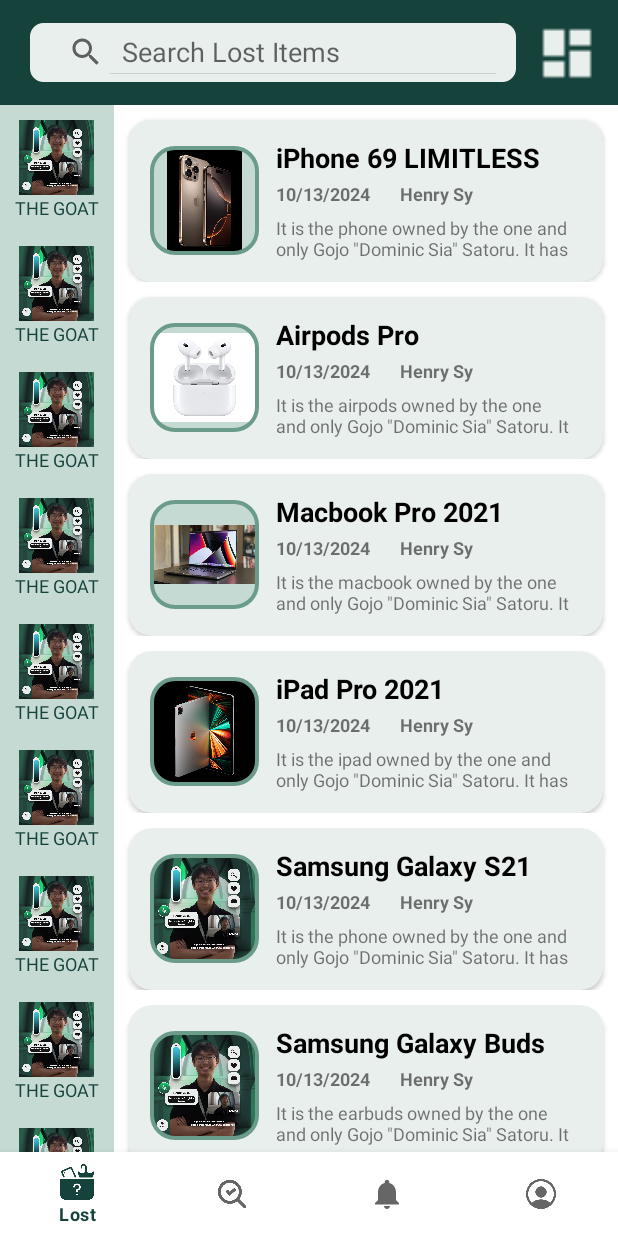
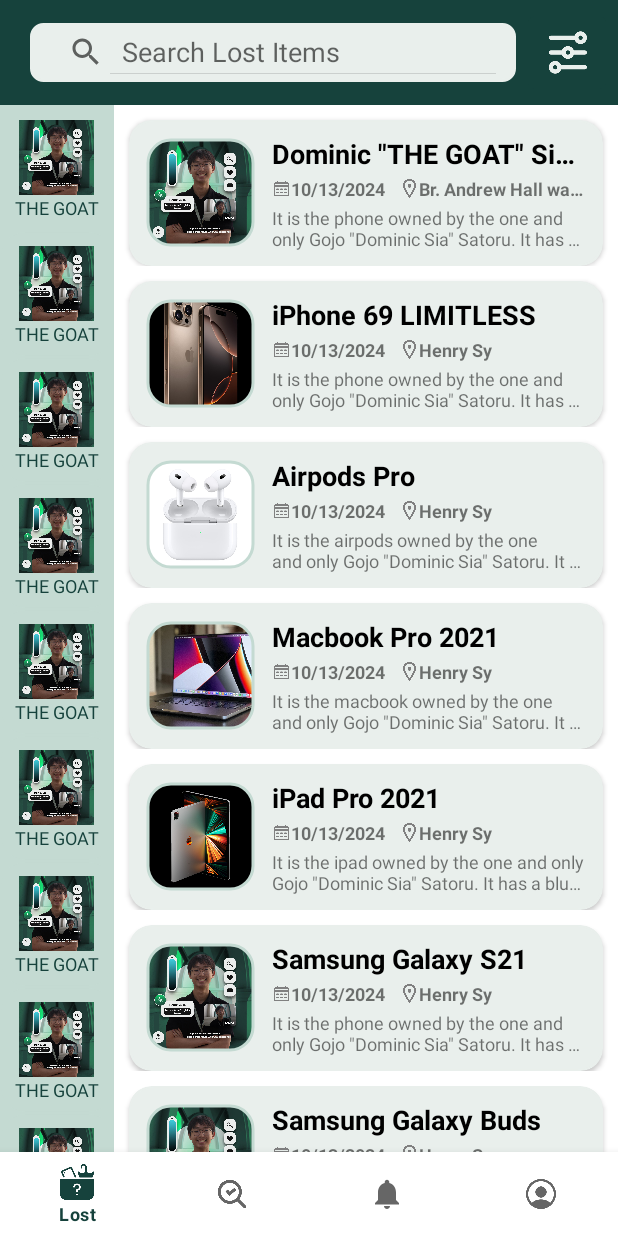
Before and after one commit to TeanConcio/DLSU-Lost-and-Found, an Android app: the screen it shows after launch (MainActivity), on a phone screen of 412 x 824 dp. Run offline under Robolectric (Android 15) with nearby library versions, the phone set to English and light mode, and no system bars; our stand-ins replace navigation-ui.

Commit message:
fix: Applied Dom's suggestions for Lost and Found list items
- change filter button
- zoom image to fit
- adjust boarder color and size of images
- icons for date and location
- change text display if content is too large

```diff
--- a/app/src/main/java/com/mobdeve/S17/MOBPsycho40/DLSULostAndFound/ui/Found/FoundFragment.java
+++ b/app/src/main/java/com/mobdeve/S17/MOBPsycho40/DLSULostAndFound/ui/Found/FoundFragment.java
@@ -15,6 +15,7 @@ import androidx.recyclerview.widget.GridLayoutManager;
 import com.mobdeve.S17.MOBPsycho40.DLSULostAndFound.R;
 import com.mobdeve.S17.MOBPsycho40.DLSULostAndFound.databinding.FragmentFoundBinding;
 import com.mobdeve.S17.MOBPsycho40.DLSULostAndFound.models.FoundItem;
+import com.mobdeve.S17.MOBPsycho40.DLSULostAndFound.models.LostItem;
 
 import java.time.LocalDateTime;
 
@@ -42,6 +43,7 @@ public class FoundFragment extends Fragment {
 
         // RecyclerView Data
         FoundItem[] foundItemList = new FoundItem[]{
+                new FoundItem("Dominic \"THE GOAT\" Sia says that: According to all known laws of aviation, a bee isn't supposed to be able to fly", "Electronics", "It is the phone owned by the one and only Gojo \"Dominic Sia\" Satoru. It has a blue, red, and purple design and contains LIMITLESS (Cursed) Energy", "Manila", "Br. Andrew Hall wants to know your location right here right now", R.drawable.sample_the_goat, LocalDateTime.now()),
                 new FoundItem("iPhone 69 LIMITLESS", "Electronics", "It is the phone owned by the one and only Gojo \"Dominic Sia\" Satoru. It has a blue, red, and purple design and contains LIMITLESS (Cursed) Energy", "Manila", "Henry Sy", R.drawable.sample_iphone16_pro_max, LocalDateTime.now()),
                 new FoundItem("Airpods Pro", "Electronics", "It is the airpods owned by the one and only Gojo \"Dominic Sia\" Satoru. It has a blue, red, and purple design and contains LIMITLESS (Cursed) Energy", "Manila", "Henry Sy", R.drawable.sample_airpods_pro, LocalDateTime.now()),
                 new FoundItem("Macbook Pro 2021", "Electronics", "It is the macbook owned by the one and only Gojo \"Dominic Sia\" Satoru. It has a blue, red, and purple design and contains LIMITLESS (Cursed) Energy", "Manila", "Henry Sy", R.drawable.sample_macbook_pro_2021, LocalDateTime.now()),
--- a/app/src/main/java/com/mobdeve/S17/MOBPsycho40/DLSULostAndFound/ui/Found/FoundItemAdapter.java
+++ b/app/src/main/java/com/mobdeve/S17/MOBPsycho40/DLSULostAndFound/ui/Found/FoundItemAdapter.java
@@ -32,7 +32,7 @@ public class FoundItemAdapter extends RecyclerView.Adapter<FoundItemAdapter.View
     @Override
     public ViewHolder onCreateViewHolder(@NonNull ViewGroup parent, int viewType) {
         LayoutInflater layoutInflater = LayoutInflater.from(parent.getContext());
-        View view = layoutInflater.inflate(R.layout.found_item_list_item,parent,false);
+        View view = layoutInflater.inflate(R.layout.list_item_found_item,parent,false);
         ViewHolder viewHolder = new ViewHolder(view);
         return viewHolder;
     }
--- a/app/src/main/java/com/mobdeve/S17/MOBPsycho40/DLSULostAndFound/ui/Lost/LostFragment.java
+++ b/app/src/main/java/com/mobdeve/S17/MOBPsycho40/DLSULostAndFound/ui/Lost/LostFragment.java
@@ -42,6 +42,7 @@ public class LostFragment extends Fragment {
 
         // RecyclerView Data
         LostItem[] lostItemList = new LostItem[]{
+                new LostItem("Dominic \"THE GOAT\" Sia says that: According to all known laws of aviation, a bee isn't supposed to be able to fly", "Electronics", "It is the phone owned by the one and only Gojo \"Dominic Sia\" Satoru. It has a blue, red, and purple design and contains LIMITLESS (Cursed) Energy", "Manila", "Br. Andrew Hall wants to know your location right here right now", R.drawable.sample_the_goat, LocalDateTime.now()),
                 new LostItem("iPhone 69 LIMITLESS", "Electronics", "It is the phone owned by the one and only Gojo \"Dominic Sia\" Satoru. It has a blue, red, and purple design and contains LIMITLESS (Cursed) Energy", "Manila", "Henry Sy", R.drawable.sample_iphone16_pro_max, LocalDateTime.now()),
                 new LostItem("Airpods Pro", "Electronics", "It is the airpods owned by the one and only Gojo \"Dominic Sia\" Satoru. It has a blue, red, and purple design and contains LIMITLESS (Cursed) Energy", "Manila", "Henry Sy", R.drawable.sample_airpods_pro, LocalDateTime.now()),
                 new LostItem("Macbook Pro 2021", "Electronics", "It is the macbook owned by the one and only Gojo \"Dominic Sia\" Satoru. It has a blue, red, and purple design and contains LIMITLESS (Cursed) Energy", "Manila", "Henry Sy", R.drawable.sample_macbook_pro_2021, LocalDateTime.now()),
--- a/app/src/main/java/com/mobdeve/S17/MOBPsycho40/DLSULostAndFound/ui/Lost/LostItemAdapter.java
+++ b/app/src/main/java/com/mobdeve/S17/MOBPsycho40/DLSULostAndFound/ui/Lost/LostItemAdapter.java
@@ -7,7 +7,6 @@ import android.view.View;
 import android.view.ViewGroup;
 import android.widget.ImageView;
 import android.widget.TextView;
-import android.widget.Toast;
 
 import androidx.annotation.NonNull;
 import androidx.fragment.app.FragmentActivity;
@@ -33,7 +32,7 @@ public class LostItemAdapter extends RecyclerView.Adapter<LostItemAdapter.ViewHo
     @Override
     public ViewHolder onCreateViewHolder(@NonNull ViewGroup parent, int viewType) {
         LayoutInflater layoutInflater = LayoutInflater.from(parent.getContext());
-        View view = layoutInflater.inflate(R.layout.lost_item_list_item,parent,false);
+        View view = layoutInflater.inflate(R.layout.list_item_lost_item,parent,false);
         ViewHolder viewHolder = new ViewHolder(view);
         return viewHolder;
     }
--- a/app/src/main/res/layout/fragment_found.xml
+++ b/app/src/main/res/layout/fragment_found.xml
@@ -45,9 +45,10 @@
             android:layout_marginEnd="15dp"
             android:layout_marginBottom="15dp"
             android:backgroundTint="@color/green_700"
+            android:scaleType="centerCrop"
             android:scaleX="1.75"
             android:scaleY="1.75"
-            android:src="@drawable/ic_dashboard_black_24dp"
+            android:src="@drawable/ic_filter"
             app:tint="@color/default_white" />
 
     </LinearLayout>
--- a/app/src/main/res/layout/fragment_lost.xml
+++ b/app/src/main/res/layout/fragment_lost.xml
@@ -38,16 +38,17 @@
         </SearchView>
 
         <ImageButton
-            android:id="@+id/lostFilterButton"
+            android:id="@+id/foundFilterButton"
             android:layout_width="37.5dp"
             android:layout_height="match_parent"
             android:layout_marginTop="15dp"
             android:layout_marginEnd="15dp"
             android:layout_marginBottom="15dp"
             android:backgroundTint="@color/green_700"
+            android:scaleType="centerCrop"
             android:scaleX="1.75"
             android:scaleY="1.75"
-            android:src="@drawable/ic_dashboard_black_24dp"
+            android:src="@drawable/ic_filter"
             app:tint="@color/default_white" />
 
     </LinearLayout>
--- /dev/null
+++ b/app/src/main/res/layout/list_item_lost_item.xml
@@ -0,0 +1,145 @@
+<?xml version="1.0" encoding="utf-8"?>
+<LinearLayout xmlns:android="http://schemas.android.com/apk/res/android"
+    xmlns:app="http://schemas.android.com/apk/res-auto"
+    xmlns:tools="http://schemas.android.com/tools"
+    android:layout_width="match_parent"
+    android:layout_height="wrap_content"
+    android:orientation="vertical">
+
+    <androidx.cardview.widget.CardView
+        android:layout_width="match_parent"
+        android:layout_height="match_parent"
+        android:layout_marginStart="10dp"
+        android:layout_marginTop="10dp"
+        android:layout_marginEnd="10dp"
+        app:cardBackgroundColor="@color/default_white"
+        app:cardCornerRadius="15dp">
+
+        <LinearLayout
+            android:layout_width="match_parent"
+            android:layout_height="match_parent"
+            android:background="@drawable/bg_ripple_default_white"
+            android:gravity="center|center_horizontal|center_vertical"
+            android:orientation="horizontal"
+            android:padding="10dp">
+
+            <com.google.android.material.imageview.ShapeableImageView
+                android:id="@+id/lostItemImage"
+                android:layout_width="75dp"
+                android:layout_height="75dp"
+                android:background="@color/green_200"
+                android:padding="2.5dp"
+                android:scaleType="centerCrop"
+                app:shapeAppearanceOverlay="@style/RoundedSquare"
+                app:srcCompat="@drawable/sample_macbook_pro_2021"
+                app:strokeColor="@color/green_200"
+                app:strokeWidth="2dp" />
+
+            <LinearLayout
+                android:layout_width="match_parent"
+                android:layout_height="wrap_content"
+                android:layout_marginStart="10dp"
+                android:layout_weight="1"
+                android:gravity="center|top"
+                android:orientation="vertical">
+
+                <TextView
+                    android:id="@+id/lostItemName"
+                    android:layout_width="match_parent"
+                    android:layout_height="wrap_content"
+                    android:ellipsize="end"
+                    android:maxLines="1"
+                    android:text="Dominic &quot;THE GOAT&quot; Sia says that: According to all known laws of aviation, a bee isn't supposed to be able to fly"
+                    android:textColor="@color/black"
+                    android:textSize="18sp"
+                    android:textStyle="bold" />
+
+                <LinearLayout
+                    android:layout_width="match_parent"
+                    android:layout_height="wrap_content"
+                    android:layout_marginTop="2.5dp"
+                    android:gravity="left|center_vertical"
+                    android:orientation="horizontal">
+
+                    <LinearLayout
+                        android:layout_width="wrap_content"
+                        android:layout_height="wrap_content"
+                        android:gravity="center"
+                        android:orientation="horizontal">
+
+                        <LinearLayout
+                            android:layout_width="12.5dp"
+                            android:layout_height="match_parent"
+                            android:gravity="center"
+                            android:orientation="horizontal">
+
+                            <ImageView
+                                android:layout_width="match_parent"
+                                android:layout_height="match_parent"
+                                android:scaleType="fitCenter"
+                                app:srcCompat="@drawable/ic_calendar"
+                                app:tint="#808080" />
+                        </LinearLayout>
+
+                        <TextView
+                            android:id="@+id/lostItemDate"
+                            android:layout_width="wrap_content"
+                            android:layout_height="wrap_content"
+                            android:text="10/08/2024"
+                            android:textSize="12sp"
+                            android:textStyle="bold" />
+                    </LinearLayout>
+
+                    <LinearLayout
+                        android:layout_width="wrap_content"
+                        android:layout_height="wrap_content"
+                        android:layout_marginStart="10dp"
+                        android:gravity="center"
+                        android:orientation="horizontal">
+
+                        <LinearLayout
+                            android:layout_width="12.5dp"
+                            android:layout_height="match_parent"
+                            android:gravity="center"
+                            android:orientation="horizontal">
+
+                            <ImageView
+                                android:layout_width="match_parent"
+                                android:layout_height="match_parent"
+                                android:scaleType="fitCenter"
+                                app:srcCompat="@drawable/ic_location_pin"
+                                app:tint="#808080" />
+                        </LinearLayout>
+
+                        <TextView
+                            android:id="@+id/lostItemLocation"
+                            android:layout_width="0dp"
+                            android:layout_height="wrap_content"
+                            android:layout_weight="1"
+                            android:ellipsize="end"
+                            android:maxLines="1"
+                            android:text="Br. Andrew Hall wants to know your location right here right now"
+                            android:textSize="12sp"
+                            android:textStyle="bold" />
+                    </LinearLayout>
+
+                </LinearLayout>
+
+                <TextView
+                    android:id="@+id/lostItemDescription"
+                    android:layout_width="match_parent"
+                    android:layout_height="wrap_content"
+                    android:layout_marginTop="2.5dp"
+                    android:ellipsize="end"
+                    android:maxLines="2"
+                    android:text="According to all known laws of aviation, there is no way a bee is supposed to be able to fly. Its wings aren't big enough to lift its fat little body off the ground. The bee of course, flys anyway, because bees don't care what humans think is impossible."
+                    android:textSize="12sp" />
+
+            </LinearLayout>
+
+        </LinearLayout>
+
+    </androidx.cardview.widget.CardView>
+
+
+</LinearLayout>
--- a/app/src/main/res/layout/lost_item_list_item.xml
+++ /dev/null
@@ -1,94 +0,0 @@
-<?xml version="1.0" encoding="utf-8"?>
-<LinearLayout xmlns:android="http://schemas.android.com/apk/res/android"
-    xmlns:app="http://schemas.android.com/apk/res-auto"
-    xmlns:tools="http://schemas.android.com/tools"
-    android:layout_width="match_parent"
-    android:layout_height="wrap_content"
-    android:orientation="vertical">
-
-    <androidx.cardview.widget.CardView
-        android:layout_width="match_parent"
-        android:layout_height="match_parent"
-        android:layout_marginStart="10dp"
-        android:layout_marginTop="10dp"
-        android:layout_marginEnd="10dp"
-        app:cardBackgroundColor="@color/default_white"
-        app:cardCornerRadius="15dp">
-
-        <LinearLayout
-            android:layout_width="match_parent"
-            android:layout_height="match_parent"
-            android:background="@drawable/bg_ripple_default_white"
-            android:gravity="center|center_horizontal|center_vertical"
-            android:orientation="horizontal"
-            android:padding="12.5dp">
-
-            <com.google.android.material.imageview.ShapeableImageView
-                android:id="@+id/lostItemImage"
-                android:layout_width="75dp"
-                android:layout_height="75dp"
-                android:background="@color/green_200"
-                android:padding="2.5dp"
-                android:src="@drawable/sample_the_goat"
-                app:shapeAppearanceOverlay="@style/RoundedSquare"
-                app:strokeColor="@color/green_500"
-                app:strokeWidth="2.5dp" />
-
-            <LinearLayout
-                android:layout_width="match_parent"
-                android:layout_height="wrap_content"
-                android:layout_marginStart="10dp"
-                android:layout_weight="1"
-                android:gravity="center|top"
-                android:orientation="vertical">
-
-                <TextView
-                    android:id="@+id/lostItemName"
-                    android:layout_width="match_parent"
-                    android:layout_height="25dp"
-                    android:text="Dominic &quot;THE GOAT&quot; Sia XXXXXXXX"
-                    android:textColor="@color/black"
-                    android:textSize="18sp"
-                    android:textStyle="bold" />
-
-                <LinearLayout
-                    android:layout_width="match_parent"
-                    android:layout_height="wrap_content"
-                    android:layout_marginTop="2.5dp"
-                    android:orientation="horizontal">
-
-                    <TextView
-                        android:id="@+id/lostItemDate"
-                        android:layout_width="wrap_content"
-                        android:layout_height="20dp"
-                        android:text="10/08/2024"
-                        android:textSize="12sp"
-                        android:textStyle="bold" />
-
-                    <TextView
-                        android:id="@+id/lostItemLocation"
-                        android:layout_width="wrap_content"
-                        android:layout_height="20dp"
-                        android:layout_marginStart="20dp"
-                        android:layout_weight="1"
-                        android:text="Br. Andrew Hall"
-                        android:textSize="12sp"
-                        android:textStyle="bold" />
-                </LinearLayout>
-
-                <TextView
-                    android:id="@+id/lostItemDescription"
-                    android:layout_width="match_parent"
-                    android:layout_height="32dp"
-                    android:layout_marginTop="2.5dp"
-                    android:text="According to all known laws of aviation, there is no way a bee is supposed to be able to fly. Its wings aren't big enough to lift its fat little body off the ground. The bee of course, flys anyway, because bees don't care what humans think is impossible."
-                    android:textSize="12sp" />
-
-            </LinearLayout>
-
-        </LinearLayout>
-
-    </androidx.cardview.widget.CardView>
-
-
-</LinearLayout>
```
Also changed, not shown: app/src/main/res/layout/found_item_list_item.xml (deleted, +0 -73 lines), app/src/main/res/layout/list_item_found_item.xml (added, +118 -0 lines), app/src/main/res/drawable/ic_filter.png (added).
